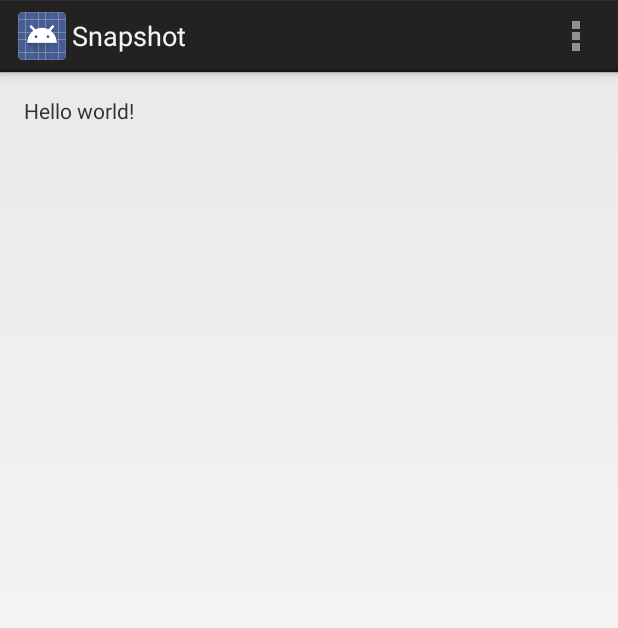
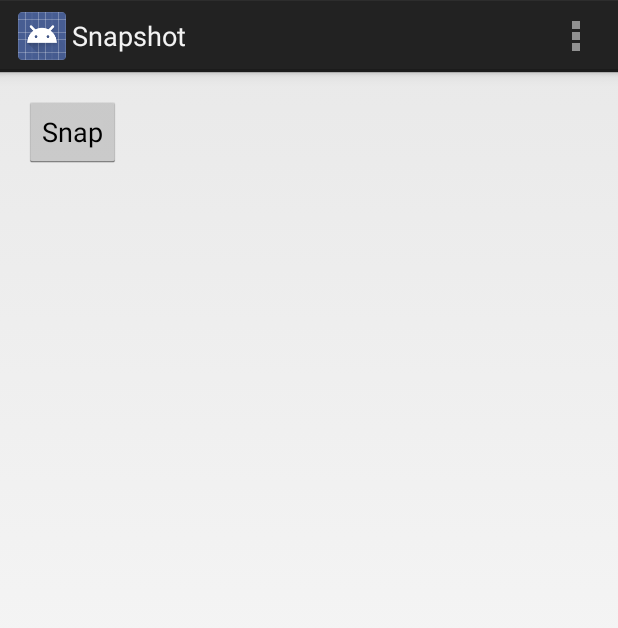
Before and after one commit to 3vezes/criticism, an Android app: the screen it shows after launch (MainActivity), on a phone screen of 412 x 824 dp. Shown: the top 628 px of the screen. Run offline under Robolectric (Android 15) with nearby library versions, the phone set to English and light mode, and no system bars.

```diff
--- a/SnapshotProject/Snapshot/src/main/res/layout/activity_main.xml
+++ b/SnapshotProject/Snapshot/src/main/res/layout/activity_main.xml
@@ -8,9 +8,11 @@
     android:paddingBottom="@dimen/activity_vertical_margin"
     tools:context=".MainActivity">
 
-    <TextView
+    <Button
+        android:id="@+id/snap"
+        android:layout_height="wrap_content"
         android:layout_width="wrap_content"
-        android:layout_height="wrap_content"
-        android:text="@string/hello_world" />
+        android:text="Snap"
+        android:onClick="snap"/>
 
 </RelativeLayout>
```
Also changed, not shown: SnapshotProject/Snapshot/src/main/java/com/ericrgon/MainActivity.java (+27 -3 lines).
